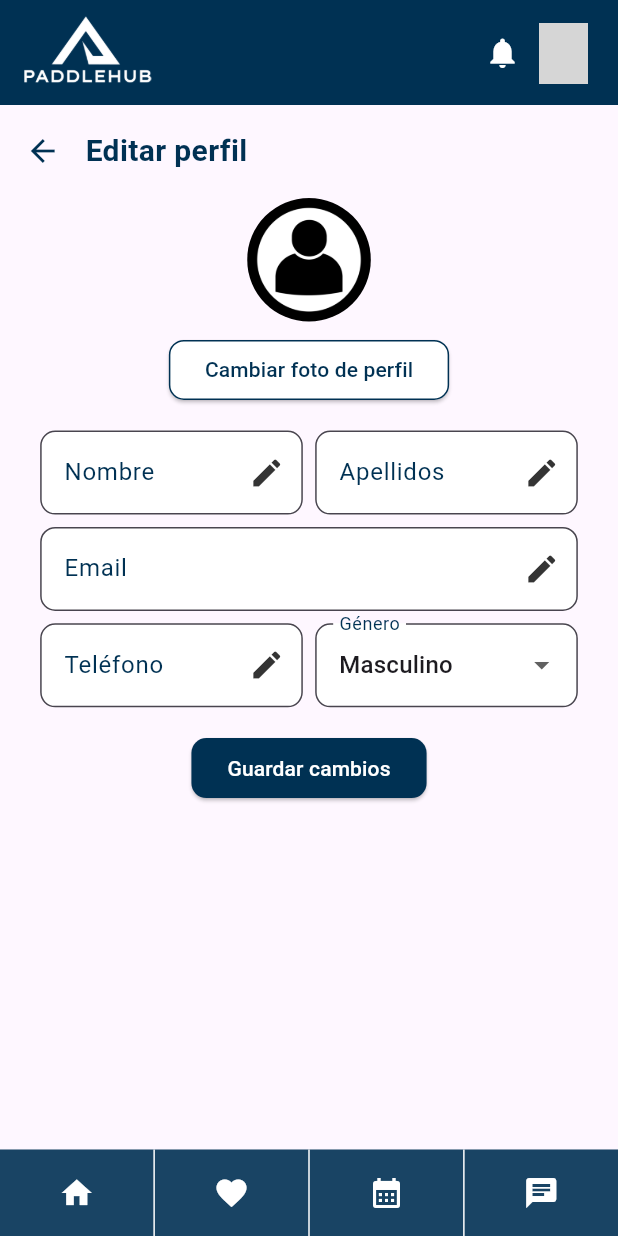
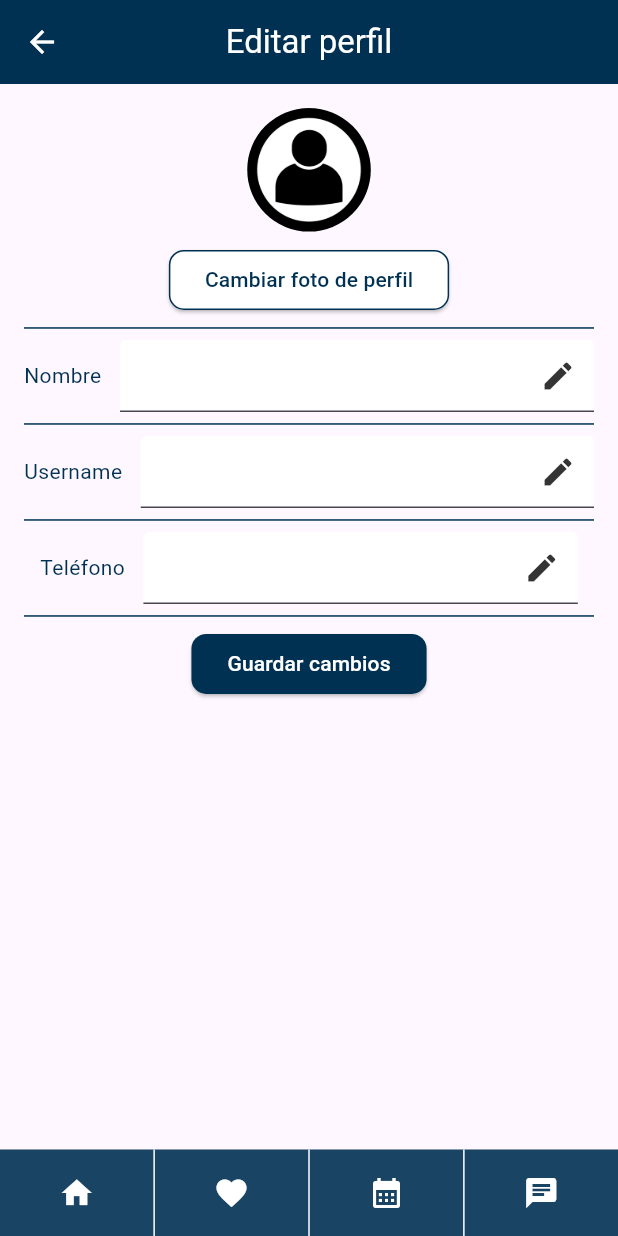
Before and after one commit to ManuOrt/Front-PadelApp, a Flutter app: the EditProfileScreen screen opened by its route, on a phone screen of 412 x 824 dp. Run offline on Flutter 3.47's test engine with Material 3 defaults, Android fonts, the phone set to English and light mode, and no system bars; our stand-ins replace flutter_rating_bar, geocoding, google_maps_flutter, jwt_decoder, youtube_player_flutter; accounts and stored records are empty; grey boxes are pictures that could not be loaded.

Commit message:
feature: modify methods and edit_screens

```diff
--- a/lib/main.dart
+++ b/lib/main.dart
@@ -1,5 +1,4 @@
 import 'package:flutter/material.dart';
-import 'package:front_end_padelapp/models/user_model.dart';
 import 'package:front_end_padelapp/routes/routes.dart';
 import 'package:front_end_padelapp/utils/app_colors.dart';
 import 'package:provider/provider.dart';
--- a/lib/providers/auth_provider.dart
+++ b/lib/providers/auth_provider.dart
@@ -1,5 +1,6 @@
 import 'package:flutter/material.dart';
 import 'package:front_end_padelapp/models/models.dart';
+import 'package:front_end_padelapp/providers/providers.dart';
 import 'package:front_end_padelapp/services/auth_service.dart';
 import 'package:jwt_decoder/jwt_decoder.dart';
 
@@ -44,4 +45,32 @@ class AuthProvider extends ChangeNotifier {
   String decodeToken() {
     return JwtDecoder.decode(_tokenDataModel!.accessToken!)['sub'];
   }
+
+  Future<bool> login(
+      String username, String password, UsersProvider usersProvider) async {
+    try {
+      if (await checkUserData(username, password, this)) {
+        buildUserObject(this, usersProvider);
+        return true;
+      } else {
+        return false;
+      }
+    } catch (e) {
+      return false;
+    }
+  }
+
+  Future<bool> checkUserData(
+      String username, String password, AuthProvider authProvider) async {
+    TokenDataModel? token = await authProvider.getAuthToken(username, password);
+    return token?.accessToken != null;
+  }
+
+  buildUserObject(
+      AuthProvider authProvider, UsersProvider usersProvider) async {
+    final String id = authProvider.decodeToken();
+    final UserModel user =
+        await usersProvider.getUserById(id, authProvider.getToken()!);
+    usersProvider.setCurrentUser(user);
+  }
 }
--- a/lib/providers/trainers_provider.dart
+++ b/lib/providers/trainers_provider.dart
@@ -4,9 +4,10 @@ import 'package:front_end_padelapp/services/trainer_service.dart';
 
 class TrainersProvider extends ChangeNotifier {
   List<TrainerModel> trainers = [];
+  final TrainerServices _trainerServices = TrainerServices();
 
   Future<List<TrainerModel>> getTrainers(String token) async {
-    trainers = await TrainerServices().getTrainersData(token);
+    trainers = await _trainerServices.getTrainersData(token);
     notifyListeners();
     return trainers;
   }
@@ -14,7 +15,7 @@ class TrainersProvider extends ChangeNotifier {
   Future<TrainerDetailModel> getTrainerDetails(
       TrainerModel trainer, String token) async {
     TrainerDetailModel trainerDetails =
-        await TrainerServices().getTrainerOpinions(trainer.id!, token);
+        await _trainerServices.getTrainerOpinions(trainer.id!, token);
     notifyListeners();
     return trainerDetails;
   }
--- a/lib/screens/auth/login_screen.dart
+++ b/lib/screens/auth/login_screen.dart
@@ -1,5 +1,4 @@
 import 'package:flutter/material.dart';
-import 'package:front_end_padelapp/models/models.dart';
 import 'package:front_end_padelapp/providers/providers.dart';
 import 'package:front_end_padelapp/screens/auth/auth_screens_model.dart';
 import 'package:front_end_padelapp/utils/app_colors.dart';
@@ -102,9 +101,12 @@ class LoginScreen extends StatelessWidget {
                       width: double.infinity,
                       child: ElevatedButton(
                         onPressed: () async {
-                          if (await checkUserData(usernameController.text,
-                              passwordController.text, authProvider)) {
-                            await buildUserObject(authProvider, usersProvider);
+                          bool success = await authProvider.login(
+                            usernameController.text,
+                            passwordController.text,
+                            usersProvider,
+                          );
+                          if (success) {
                             Navigator.pushNamed(context, 'home');
                           } else {
                             ScaffoldMessenger.of(context).showSnackBar(
@@ -159,18 +161,4 @@ class LoginScreen extends StatelessWidget {
       ),
     );
   }
-
-  Future<bool> checkUserData(
-      String username, String password, AuthProvider authProvider) async {
-    TokenDataModel? token = await authProvider.getAuthToken(username, password);
-    return token?.accessToken != null;
-  }
-
-  buildUserObject(
-      AuthProvider authProvider, UsersProvider usersProvider) async {
-    final String id = authProvider.decodeToken();
-    final UserModel user =
-        await usersProvider.getUserById(id, authProvider.getToken()!);
-    usersProvider.setCurrentUser(user);
-  }
 }
--- a/lib/screens/home/home_screen.dart
+++ b/lib/screens/home/home_screen.dart
@@ -86,8 +86,8 @@ class HomeScreen extends StatelessWidget {
                                 borderRadius: BorderRadius.circular(100),
                                 child: Image.network(
                                   user.userImg!,
-                                  width: size.width * 0.2,
-                                  height: size.height * 0.1,
+                                  width: size.width * 0.1,
+                                  height: size.height * 0.05,
                                   fit: BoxFit.cover,
                                 ))
                             : const Icon(
--- a/lib/screens/settings/edit_profile_screen.dart
+++ b/lib/screens/settings/edit_profile_screen.dart
@@ -1,6 +1,5 @@
 import 'package:flutter/material.dart';
 import 'package:front_end_padelapp/utils/app_colors.dart';
-import 'package:front_end_padelapp/widgets/general_widgets/dropfiled_widget.dart';
 import 'package:front_end_padelapp/widgets/widgets.dart';
 import 'package:provider/provider.dart';
 
@@ -43,36 +42,23 @@ class _EditProfileScreenState extends State<EditProfileScreen> {
     final Size size = MediaQuery.of(context).size;
 
     return Scaffold(
-      appBar: const HeaderScreen(),
+      appBar: AppBar(
+        title: const Text(
+          'Editar perfil',
+          style: TextStyle(color: AppColors.primaryWhite),
+        ),
+        centerTitle: true,
+        leading: IconButton(
+          icon: const Icon(Icons.arrow_back, color: Colors.white),
+          onPressed: () => Navigator.pop(context, 'profile'),
+        ),
+        backgroundColor: AppColors.primary,
+      ),
       body: SingleChildScrollView(
+        child: Padding(
+          padding: const EdgeInsets.all(16.0),
           child: Column(
             children: [
-            Padding(
-              padding: EdgeInsets.only(
-                  left: size.width * 0.04, top: size.height * 0.02),
-              child: Row(
-                children: [
-                  GestureDetector(
-                    onTap: () {
-                      Navigator.pop(context, 'profile');
-                    },
-                    child: const Icon(
-                      Icons.arrow_back,
-                      color: AppColors.primary,
-                    ),
-                  ),
-                  SizedBox(width: size.width * 0.04),
-                  const Text(
-                    'Editar perfil',
-                    style: TextStyle(
-                        fontSize: 20,
-                        fontWeight: FontWeight.bold,
-                        color: AppColors.primary),
-                  ),
-                ],
-              ),
-            ),
-            SizedBox(height: size.height * 0.02),
               Column(
                 children: [
                   ClipRRect(
@@ -93,7 +79,8 @@ class _EditProfileScreenState extends State<EditProfileScreen> {
                   ElevatedButton(
                     onPressed: () {},
                     style: ElevatedButton.styleFrom(
-                    side: const BorderSide(color: AppColors.primary, width: 1),
+                      side:
+                          const BorderSide(color: AppColors.primary, width: 1),
                       shape: RoundedRectangleBorder(
                         borderRadius: BorderRadius.circular(10),
                       ),
@@ -106,28 +93,18 @@ class _EditProfileScreenState extends State<EditProfileScreen> {
                   ),
                 ],
               ),
-            SizedBox(height: size.height * 0.02),
-            SizedBox(
-              width: size.width * 0.87,
-              child: Row(
+              const Divider(
+                color: AppColors.primary,
+              ),
+              Row(
                 children: [
+                  const Text('Nombre',
+                      style: TextStyle(color: AppColors.primary)),
+                  SizedBox(width: size.width * 0.03),
                   Expanded(
                     child: TextFieldWidget(
-                      labelText: 'Nombre',
                       withSize: size.width * 0.4,
                       controller: name!,
-                      border: OutlineInputBorder(
-                        borderSide: const BorderSide(
-                          color: AppColors.primary,
-                        ),
-                        borderRadius: BorderRadius.circular(10),
-                      ),
-                      focusBorder: OutlineInputBorder(
-                        borderSide: const BorderSide(
-                          color: AppColors.primary,
-                        ),
-                        borderRadius: BorderRadius.circular(10),
-                      ),
                       hintStyle: const TextStyle(
                         color: AppColors.primary,
                       ),
@@ -138,6 +115,7 @@ class _EditProfileScreenState extends State<EditProfileScreen> {
                         Icons.edit,
                         color: AppColors.primaryGray,
                       ),
+                      focusBorder: InputBorder.none,
                       validator: (String? value) {
                         if (value!.isEmpty) {
                           return 'El campo no puede estar vacío';
@@ -146,24 +124,23 @@ class _EditProfileScreenState extends State<EditProfileScreen> {
                       },
                     ),
                   ),
-                  SizedBox(width: size.width * 0.02),
+                ],
+              ),
+              const Divider(
+                color: AppColors.primary,
+              ),
+              Row(
+                children: [
+                  const Text(
+                    'Username',
+                    style: TextStyle(color: AppColors.primary),
+                  ),
+                  SizedBox(width: size.width * 0.03),
                   Expanded(
                     child: TextFieldWidget(
-                      labelText: 'Apellidos',
-                      withSize: size.width * 0.4,
+                      withSize: size.width * 0.87,
                       controller: surname!,
-                      border: OutlineInputBorder(
-                        borderSide: const BorderSide(
-                          color: AppColors.primary,
-                        ),
-                        borderRadius: BorderRadius.circular(10),
-                      ),
-                      focusBorder: OutlineInputBorder(
-                        borderSide: const BorderSide(
-                          color: AppColors.primary,
-                        ),
-                        borderRadius: BorderRadius.circular(10),
-                      ),
+                      focusBorder: InputBorder.none,
                       hintStyle: const TextStyle(
                         color: AppColors.primary,
                       ),
@@ -184,69 +161,22 @@ class _EditProfileScreenState extends State<EditProfileScreen> {
                   ),
                 ],
               ),
-            ),
-            SizedBox(height: size.height * 0.01),
-            TextFieldWidget(
-              labelText: 'Email',
-              withSize: size.width * 0.87,
-              controller: email!,
-              border: OutlineInputBorder(
-                borderSide: const BorderSide(
+              const Divider(
                 color: AppColors.primary,
               ),
-                borderRadius: BorderRadius.circular(10),
-              ),
-              focusBorder: OutlineInputBorder(
-                borderSide: const BorderSide(
-                  color: AppColors.primary,
-                ),
-                borderRadius: BorderRadius.circular(10),
-              ),
-              hintStyle: const TextStyle(
-                color: AppColors.primary,
-              ),
-              labelStyle: const TextStyle(
-                color: AppColors.primary,
-              ),
-              suffixIcon: const Icon(
-                Icons.edit,
-                color: AppColors.primaryGray,
-              ),
-              validator: (String? value) {
-                if (value!.isEmpty) {
-                  return 'El campo no puede estar vacío';
-                }
-                return null;
-              },
-            ),
-            SizedBox(height: size.height * 0.01),
               SizedBox(
                 width: size.width * 0.87,
                 child: Row(
                   children: [
+                    const Text(
+                      'Teléfono',
+                      style: TextStyle(color: AppColors.primary),
+                    ),
+                    SizedBox(width: size.width * 0.03),
                     Expanded(
                       child: TextFieldWidget(
-                      labelText: 'Teléfono',
                         withSize: size.width * 0.87,
                         controller: phoneNumber!,
-                      border: OutlineInputBorder(
-                        borderSide: const BorderSide(
-                          color: AppColors.primary,
-                        ),
-                        borderRadius: BorderRadius.circular(10),
-                      ),
-                      focusBorder: OutlineInputBorder(
-                        borderSide: const BorderSide(
-                          color: AppColors.primary,
-                        ),
-                        borderRadius: BorderRadius.circular(10),
-                      ),
-                      hintStyle: const TextStyle(
-                        color: AppColors.primary,
-                      ),
-                      labelStyle: const TextStyle(
-                        color: AppColors.primary,
-                      ),
                         suffixIcon: const Icon(
                           Icons.edit,
                           color: AppColors.primaryGray,
@@ -259,35 +189,12 @@ class _EditProfileScreenState extends State<EditProfileScreen> {
                         },
                       ),
                     ),
-                  SizedBox(width: size.width * 0.02),
-                  Expanded(
-                    child: DropFieldWidget(
-                      labelText: 'Género',
-                      dropdownValue: 'Masculino',
-                      withSize: size.width * 0.87,
-                      items: const ['Masculino', 'Femenino'],
-                      onChanged: (String? value) {},
-                      border: OutlineInputBorder(
-                        borderSide: const BorderSide(
-                          color: AppColors.primary,
-                        ),
-                        borderRadius: BorderRadius.circular(10),
-                      ),
-                      focusBorder: OutlineInputBorder(
-                        borderSide: const BorderSide(
-                          color: AppColors.primary,
-                        ),
-                        borderRadius: BorderRadius.circular(10),
-                      ),
-                      labelStyle: const TextStyle(
-                        color: AppColors.primary,
-                      ),
-                    ),
-                  )
                   ],
                 ),
               ),
-            SizedBox(height: size.height * 0.02),
+              const Divider(
+                color: AppColors.primary,
+              ),
               ElevatedButton(
                 onPressed: () {
                   final UsersProvider usersProvider =
@@ -321,6 +228,7 @@ class _EditProfileScreenState extends State<EditProfileScreen> {
             ],
           ),
         ),
+      ),
       bottomNavigationBar: FooterWidget(
         size: size,
       ),
```
Lines whose indentation alone changed are shown as unchanged.
